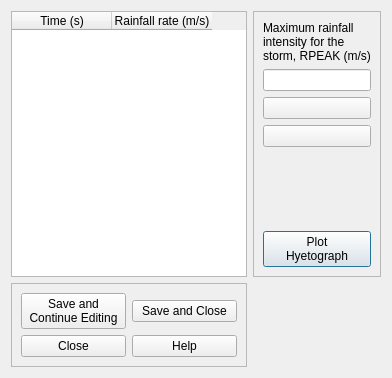
Inigobarbe/VFSMOD-GUI, file ui/vfsmod_hyetograph.ui: the form before one commit.
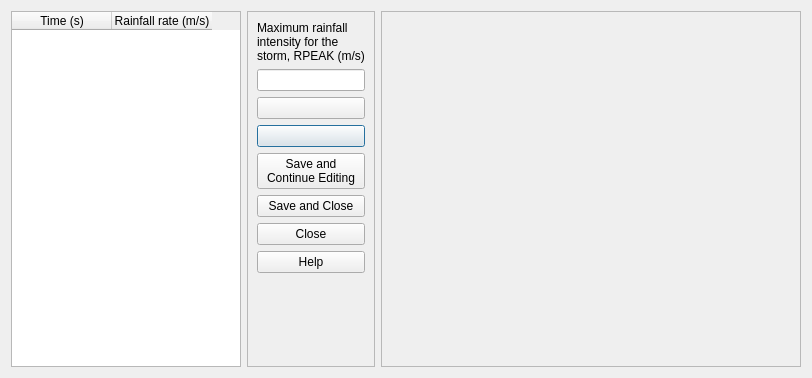
The form after the commit.

Patch:
```diff
--- a/ui/vfsmod_hyetograph.ui
+++ b/ui/vfsmod_hyetograph.ui
@@ -6,7 +6,7 @@
    <rect>
     <x>0</x>
     <y>0</y>
-    <width>392</width>
+    <width>812</width>
     <height>378</height>
    </rect>
   </property>
@@ -14,20 +14,6 @@
    <string>Dialog</string>
   </property>
   <layout class="QGridLayout" name="gridLayout_3">
-   <item row="0" column="0">
-    <widget class="QTableWidget" name="tableWidget">
-     <column>
-      <property name="text">
-       <string>Time (s)</string>
-      </property>
-     </column>
-     <column>
-      <property name="text">
-       <string>Rainfall rate (m/s)</string>
-      </property>
-     </column>
-    </widget>
-   </item>
    <item row="0" column="1">
     <widget class="QFrame" name="frame">
      <property name="frameShape">
@@ -37,7 +23,14 @@
       <enum>QFrame::Raised</enum>
      </property>
      <layout class="QGridLayout" name="gridLayout_2">
-      <item row="4" column="0">
+      <item row="3" column="0">
+       <widget class="QPushButton" name="remove">
+        <property name="text">
+         <string/>
+        </property>
+       </widget>
+      </item>
+      <item row="8" column="0">
        <spacer name="verticalSpacer">
         <property name="orientation">
          <enum>Qt::Vertical</enum>
@@ -50,14 +43,6 @@
         </property>
        </spacer>
       </item>
-      <item row="5" column="0">
-       <widget class="QPushButton" name="pushButton">
-        <property name="text">
-         <string>Plot 
-Hyetograph</string>
-        </property>
-       </widget>
-      </item>
       <item row="2" column="0">
        <widget class="QPushButton" name="add">
         <property name="text">
@@ -65,10 +50,11 @@
         </property>
        </widget>
       </item>
-      <item row="3" column="0">
-       <widget class="QPushButton" name="remove">
+      <item row="4" column="0">
+       <widget class="QPushButton" name="save_continue">
         <property name="text">
-         <string/>
+         <string>Save and 
+Continue Editing</string>
         </property>
        </widget>
       </item>
@@ -81,44 +67,28 @@
         </property>
        </widget>
       </item>
-      <item row="1" column="0">
-       <widget class="QLineEdit" name="maximum_rainfall"/>
-      </item>
-     </layout>
-    </widget>
-   </item>
-   <item row="1" column="0">
-    <widget class="QFrame" name="frame_2">
-     <property name="frameShape">
-      <enum>QFrame::StyledPanel</enum>
-     </property>
-     <property name="frameShadow">
-      <enum>QFrame::Raised</enum>
-     </property>
-     <layout class="QGridLayout" name="gridLayout">
-      <item row="0" column="0">
-       <widget class="QPushButton" name="save_continue">
-        <property name="text">
-         <string>Save and 
-Continue Editing</string>
-        </property>
-       </widget>
-      </item>
-      <item row="0" column="1">
-       <widget class="QPushButton" name="pushButton_2">
-        <property name="text">
-         <string>Save and Close</string>
-        </property>
-       </widget>
-      </item>
-      <item row="1" column="0">
-       <widget class="QPushButton" name="pushButton_3">
+      <item row="6" column="0">
+       <widget class="QPushButton" name="close_dialog">
         <property name="text">
          <string>Close</string>
         </property>
        </widget>
       </item>
-      <item row="1" column="1">
+      <item row="1" column="0">
+       <widget class="QLineEdit" name="maximum_rainfall">
+        <property name="alignment">
+         <set>Qt::AlignCenter</set>
+        </property>
+       </widget>
+      </item>
+      <item row="5" column="0">
+       <widget class="QPushButton" name="save_close">
+        <property name="text">
+         <string>Save and Close</string>
+        </property>
+       </widget>
+      </item>
+      <item row="7" column="0">
        <widget class="QPushButton" name="pushButton_4">
         <property name="text">
          <string>Help</string>
@@ -128,6 +98,42 @@
      </layout>
     </widget>
    </item>
+   <item row="0" column="2">
+    <widget class="QFrame" name="frame_3">
+     <property name="minimumSize">
+      <size>
+       <width>420</width>
+       <height>0</height>
+      </size>
+     </property>
+     <property name="maximumSize">
+      <size>
+       <width>420</width>
+       <height>16777215</height>
+      </size>
+     </property>
+     <property name="frameShape">
+      <enum>QFrame::StyledPanel</enum>
+     </property>
+     <property name="frameShadow">
+      <enum>QFrame::Raised</enum>
+     </property>
+    </widget>
+   </item>
+   <item row="0" column="0">
+    <widget class="QTableWidget" name="tableWidget">
+     <column>
+      <property name="text">
+       <string>Time (s)</string>
+      </property>
+     </column>
+     <column>
+      <property name="text">
+       <string>Rainfall rate (m/s)</string>
+      </property>
+     </column>
+    </widget>
+   </item>
   </layout>
  </widget>
  <resources/>
```
